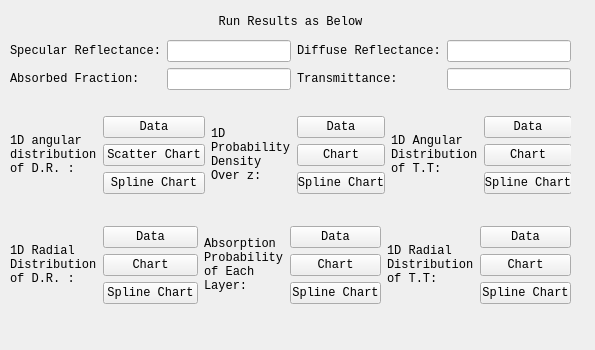
First picture: the form in mainwidgets/runresults.ui, repository SimonCqk/Photon_Propagation_Simulation, before the edit.
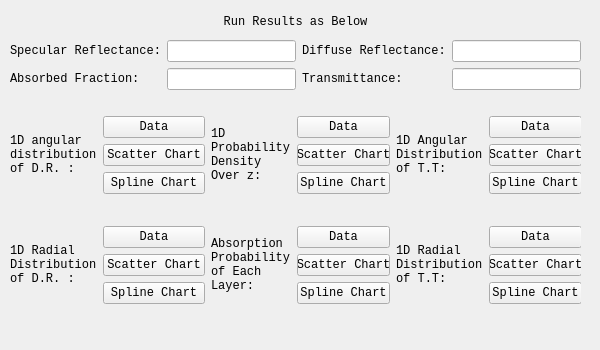
Second picture: the form after the edit.

Patch:
```diff
--- a/mainwidgets/runresults.ui
+++ b/mainwidgets/runresults.ui
@@ -6,7 +6,7 @@
    <rect>
     <x>0</x>
     <y>0</y>
-    <width>595</width>
+    <width>600</width>
     <height>350</height>
    </rect>
   </property>
@@ -18,7 +18,7 @@
     <rect>
      <x>10</x>
      <y>90</y>
-     <width>561</width>
+     <width>571</width>
      <height>241</height>
     </rect>
    </property>
@@ -64,7 +64,7 @@
              </font>
             </property>
             <property name="text">
-             <string>Chart</string>
+             <string>Scatter Chart</string>
             </property>
            </widget>
           </item>
@@ -121,7 +121,7 @@
                </font>
               </property>
               <property name="text">
-               <string>Chart</string>
+               <string>Scatter Chart</string>
               </property>
              </widget>
             </item>
@@ -176,7 +176,7 @@
                </font>
               </property>
               <property name="text">
-               <string>Chart</string>
+               <string>Scatter Chart</string>
               </property>
              </widget>
             </item>
@@ -298,7 +298,7 @@
                </font>
               </property>
               <property name="text">
-               <string>Chart</string>
+               <string>Scatter Chart</string>
               </property>
              </widget>
             </item>
@@ -353,7 +353,7 @@
                </font>
               </property>
               <property name="text">
-               <string>Chart</string>
+               <string>Scatter Chart</string>
               </property>
              </widget>
             </item>
@@ -384,7 +384,7 @@
     <rect>
      <x>10</x>
      <y>10</y>
-     <width>561</width>
+     <width>571</width>
      <height>80</height>
     </rect>
    </property>
```
